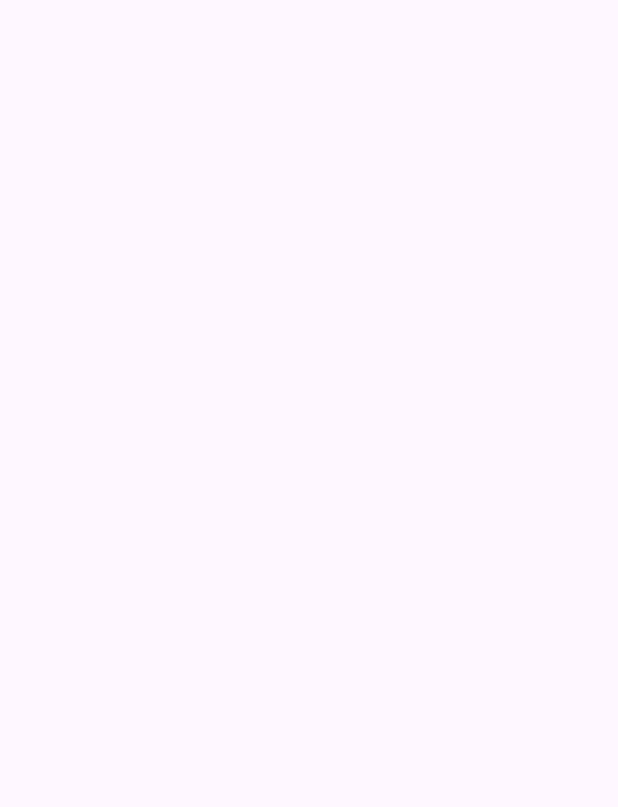
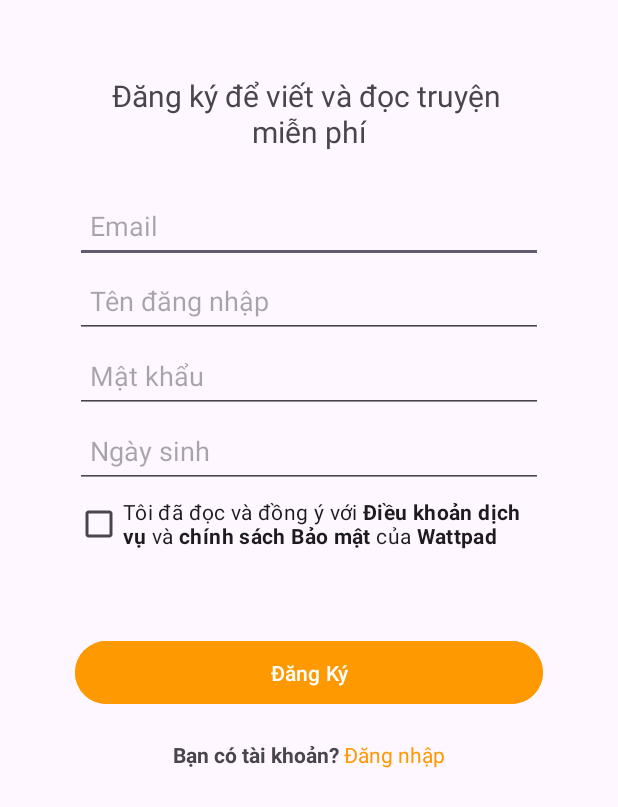
Before and after one commit to Hi-hoc-code/Read-Wrire-Nice-Story-App, an Android app: the screen it shows after launch (MainActivity before the commit, RegisterActivity after it), on a phone screen of 412 x 824 dp. Before the commit the part shown is empty. Shown: the top 807 px of the screen. Run offline under Robolectric (Android 15) with nearby library versions, the phone set to English and light mode, and no system bars; our stand-ins replace Firebase (no records; nobody signed in at launch, a user with empty details on screens opened directly).

Commit message:
Update Register feature

```diff
--- a/app/build.gradle.kts
+++ b/app/build.gradle.kts
@@ -9,7 +9,7 @@ android {
 
     defaultConfig {
         applicationId = "com.example.read_write_app_duan1"
-        minSdk = 34
+        minSdk = 29
         targetSdk = 34
         versionCode = 1
         versionName = "1.0"
--- a/app/src/main/java/com/example/read_write_app_duan1/activities/RegisterActivity.java
+++ b/app/src/main/java/com/example/read_write_app_duan1/activities/RegisterActivity.java
@@ -8,6 +8,9 @@ import androidx.appcompat.app.AppCompatActivity;
 import android.content.Intent;
 import android.os.Bundle;
 import android.util.Log;
+import android.view.View;
+import android.widget.Button;
+import android.widget.EditText;
 import android.widget.Toast;
 
 import com.example.read_write_app_duan1.MainActivity;
@@ -20,11 +23,30 @@ import com.google.firebase.auth.FirebaseUser;
 
 public class RegisterActivity extends AppCompatActivity {
     private FirebaseAuth mAuth;
+    EditText edtRegisterEmail, edtRegisterUsername, edtRegisterPass, edtDateOfBirth;
+    Button btnRegister;
     @Override
     protected void onCreate(Bundle savedInstanceState) {
         super.onCreate(savedInstanceState);
         setContentView(R.layout.activity_register);
 
+        mAuth = FirebaseAuth.getInstance(); // Initialize FirebaseAuth
+
+        //Ánh xạ
+        edtRegisterEmail = findViewById(R.id.edtRegisterEmail);
+        edtRegisterUsername = findViewById(R.id.edtRegisterUsername);
+        edtRegisterPass = findViewById(R.id.edtRegisterPass);
+        edtDateOfBirth = findViewById(R.id.edtDateOfBirth);
+        btnRegister = findViewById(R.id.btnRegister);
+
+        btnRegister.setOnClickListener(new View.OnClickListener() {
+            @Override
+            public void onClick(View v) {
+                String email = edtRegisterEmail.getText().toString();
+                String password = edtRegisterPass.getText().toString();
+                createAccount(email, password);
+            }
+        });
     }
     private void createAccount(String email, String pass) {
         mAuth.createUserWithEmailAndPassword(email, pass)
--- a/app/src/main/res/layout/activity_register.xml
+++ b/app/src/main/res/layout/activity_register.xml
@@ -5,26 +5,63 @@
     android:layout_width="match_parent"
     android:layout_height="match_parent"
     tools:context=".activities.RegisterActivity"
-    android:padding="10dp"
+    android:paddingLeft="50dp"
+    android:paddingRight="50dp"
+    android:paddingTop="50dp"
     android:orientation="vertical">
+    <TextView
+        android:layout_width="wrap_content"
+        android:layout_height="wrap_content"
+        android:text="Đăng ký để viết và đọc truyện \nmiễn phí\n"
+        android:textSize="20dp"
+        android:lineHeight="24dp"
+        android:gravity="center"
+        android:layout_gravity="center"/>
     <EditText
-        android:id="@+id/edtEmail"
+        android:id="@+id/edtRegisterEmail"
         android:layout_width="match_parent"
         android:layout_height="50dp"
         android:hint="Email"
+        android:inputType="text"
         android:padding="10dp"/>
     <EditText
-        android:id="@+id/edtPassword"
+        android:id="@+id/edtRegisterUsername"
         android:layout_width="match_parent"
         android:layout_height="50dp"
-        android:hint="Password"
+        android:hint="Tên đăng nhập"
+        android:inputType="text"
         android:padding="10dp"/>
+    <EditText
+        android:id="@+id/edtRegisterPass"
+        android:layout_width="match_parent"
+        android:layout_height="50dp"
+        android:hint="Mật khẩu"
+        android:inputType="textPassword"
+        android:padding="10dp"/>
+    <EditText
+        android:id="@+id/edtDateOfBirth"
+        android:layout_width="match_parent"
+        android:layout_height="50dp"
+        android:hint="Ngày sinh"
+        android:inputType="date"
+        android:padding="10dp"/>
+    <CheckBox
+        android:layout_width="wrap_content"
+        android:layout_height="wrap_content"
+        android:text="@string/dieukhoan"/>
     <Button
         android:id="@+id/btnRegister"
-        android:layout_width="wrap_content"
+        android:layout_marginTop="50dp"
+        android:layout_width="match_parent"
         android:layout_height="50dp"
         android:layout_gravity="center"
-        android:text="Đăng Nhập"/>
-
+        android:backgroundTint="@color/primary_color"
+        android:text="Đăng Ký"/>
+    <TextView
+        android:layout_marginTop="20dp"
+        android:layout_width="wrap_content"
+        android:layout_height="wrap_content"
+        android:text="@string/login_message"
+        android:layout_gravity="center"/>
 
 </LinearLayout>
--- a/app/src/main/res/values/colors.xml
+++ b/app/src/main/res/values/colors.xml
@@ -2,4 +2,5 @@
 <resources>
     <color name="black">#FF000000</color>
     <color name="white">#FFFFFFFF</color>
+    <color name="primary_color">#FF9901</color>
 </resources>
--- a/app/src/main/res/values/strings.xml
+++ b/app/src/main/res/values/strings.xml
@@ -1,3 +1,6 @@
 <resources>
     <string name="app_name">read_write_app_duan1</string>
+    <string name="dieukhoan">Tôi đã đọc và đồng ý với <b>Điều khoản dịch vụ </b>và <b>chính sách Bảo mật</b> của <b>Wattpad</b></string>
+    <string name="login_message"><b>Bạn có tài khoản?</b> <font color="#FF9901">Đăng nhập</font></string>
+    <string name="forget_pass"><b>Quên mật khẩu?</b></string>
 </resources>
```
Also changed, not shown: app/src/main/AndroidManifest.xml (+5 -2 lines), app/src/main/java/com/example/read_write_app_duan1/activities/LoginActivity.java (added, +16 -0 lines), app/src/main/res/layout/activity_login.xml (added, +65 -0 lines).
